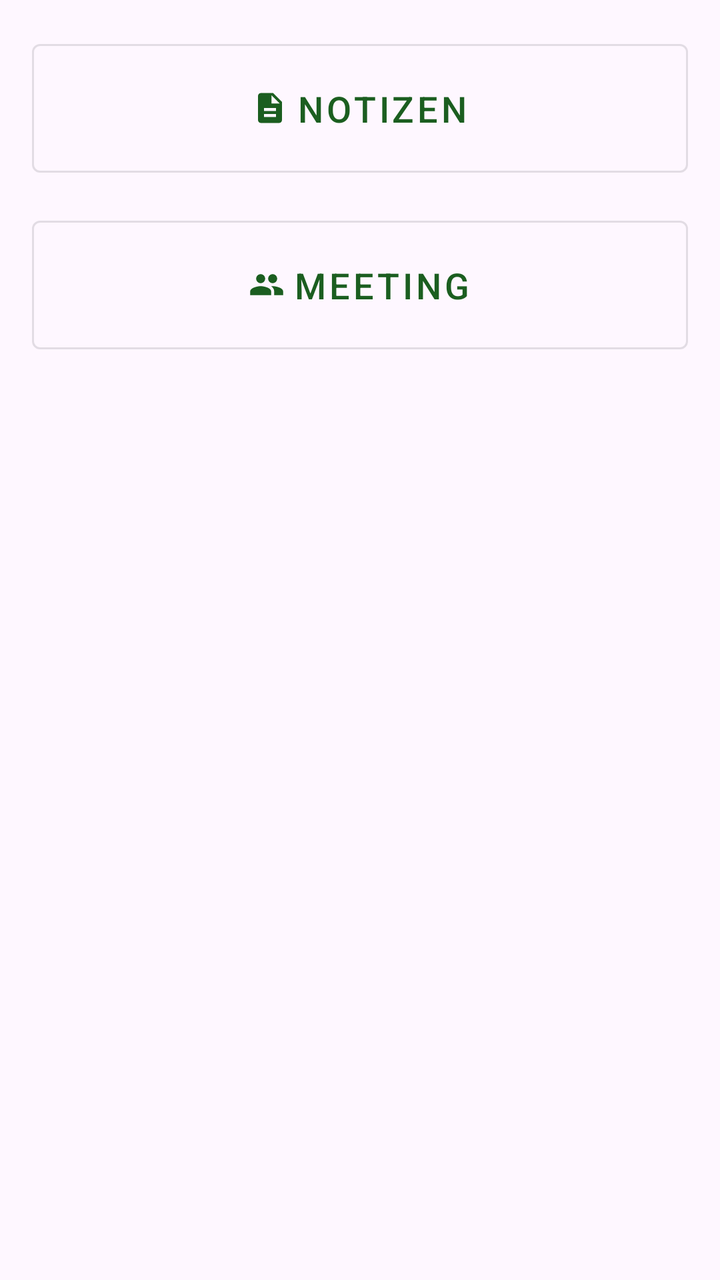
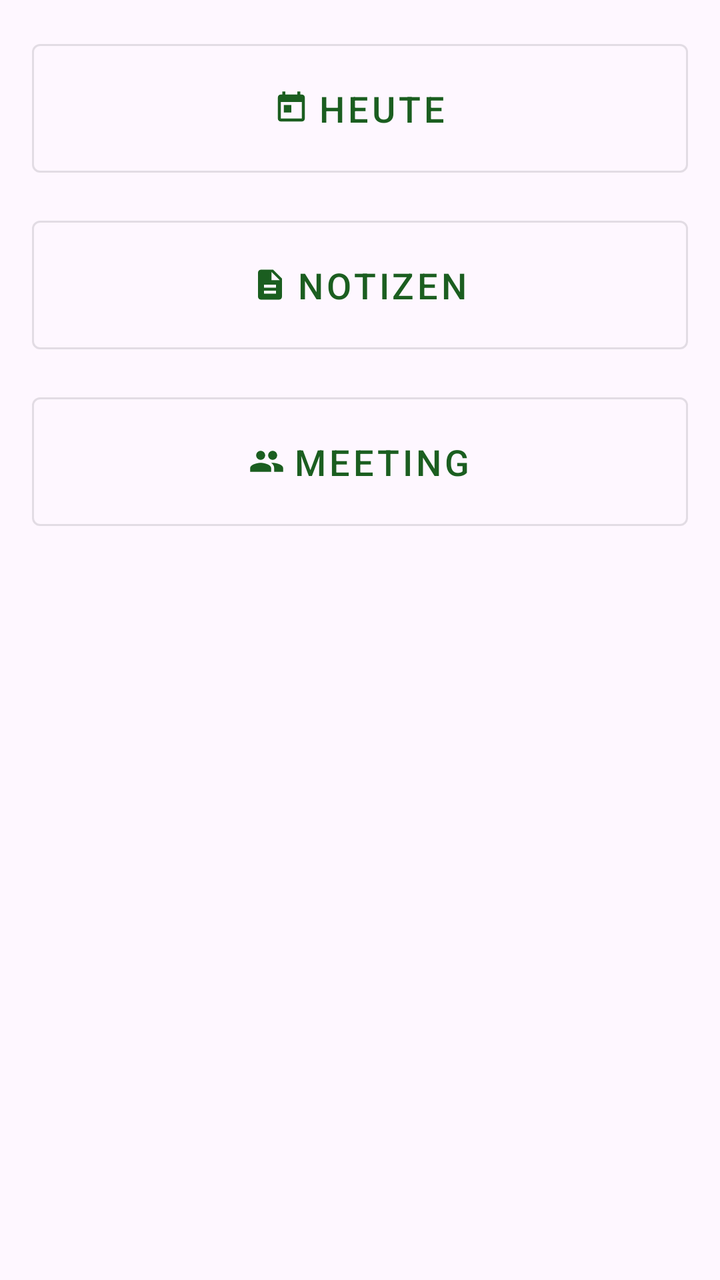

Two renders of the same Android screen: before a commit and after it. Below are the layout's source before the change and the commit's diff.
<!-- AndroidManifest.xml: application theme Theme.Groundwork -->
<!-- res/layout/fragment_more.xml -->
<?xml version="1.0" encoding="utf-8"?>
<LinearLayout xmlns:android="http://schemas.android.com/apk/res/android"
    xmlns:app="http://schemas.android.com/apk/res-auto"
    android:layout_width="match_parent"
    android:layout_height="match_parent"
    android:orientation="vertical"
    android:padding="16dp">

    <com.google.android.material.button.MaterialButton
        android:id="@+id/btn_notizen"
        android:layout_width="match_parent"
        android:layout_height="wrap_content"
        android:layout_marginBottom="12dp"
        android:padding="20dp"
        android:textSize="18sp"
        android:text="@string/nav_notiz"
        app:icon="@drawable/ic_nav_notiz"
        app:iconGravity="textStart"
        style="@style/Widget.MaterialComponents.Button.OutlinedButton" />

    <com.google.android.material.button.MaterialButton
        android:id="@+id/btn_meeting"
        android:layout_width="match_parent"
        android:layout_height="wrap_content"
        android:padding="20dp"
        android:textSize="18sp"
        android:text="@string/nav_meeting"
        app:icon="@drawable/ic_nav_meeting"
        app:iconGravity="textStart"
        style="@style/Widget.MaterialComponents.Button.OutlinedButton" />

</LinearLayout>
<!-- resources referenced by this layout -->
<resources>
  <!-- drawable ic_nav_meeting (drawable) -->
  <?xml version="1.0" encoding="utf-8"?>
  <vector xmlns:android="http://schemas.android.com/apk/res/android"
      android:width="24dp"
      android:height="24dp"
      android:viewportWidth="24"
      android:viewportHeight="24">
      <path
          android:fillColor="?attr/colorControlNormal"
          android:pathData="M16,11c1.66,0 2.99,-1.34 2.99,-3S17.66,5 16,5c-1.66,0 -3,1.34 -3,3s1.34,3 3,3zM8,11c1.66,0 2.99,-1.34 2.99,-3S9.66,5 8,5C6.34,5 5,6.34 5,8s1.34,3 3,3zM8,13c-2.33,0 -7,1.17 -7,3.5L1,19h14v-2.5C15,14.17 10.33,13 8,13zM16,13c-0.29,0 -0.62,0.02 -0.97,0.05 1.16,0.84 1.97,1.97 1.97,3.45L17,19h6v-2.5C23,14.17 18.33,13 16,13z" />
  </vector>
  <!-- drawable ic_nav_notiz (drawable) -->
  <?xml version="1.0" encoding="utf-8"?>
  <vector xmlns:android="http://schemas.android.com/apk/res/android"
      android:width="24dp"
      android:height="24dp"
      android:viewportWidth="24"
      android:viewportHeight="24">
      <path
          android:fillColor="?attr/colorControlNormal"
          android:pathData="M14,2H6c-1.1,0 -2,0.9 -2,2v16c0,1.1 0.9,2 2,2h12c1.1,0 2,-0.9 2,-2V8l-6,-6zM16,18H8v-2h8v2zM16,14H8v-2h8v2zM13,9V3.5L18.5,9H13z" />
  </vector>
  <string name="nav_meeting">Meeting</string>
  <string name="nav_notiz">Notizen</string>
  <style name="Theme.Groundwork" parent="Theme.Material3.Light.NoActionBar">
          <item name="colorPrimary">@color/colorPrimary</item>
          <item name="colorPrimaryDark">@color/colorPrimaryDark</item>
          <item name="colorAccent">@color/colorAccent</item>
      </style>
  <color name="colorPrimary">#1B5E20</color>
  <color name="colorPrimaryDark">#003300</color>
  <color name="colorAccent">#A5D6A7</color>
</resources>

<!-- the commit's change to res/layout/fragment_more.xml (unified diff, before → after) -->
@@ -5,6 +5,18 @@
     android:layout_height="match_parent"
     android:orientation="vertical"
     android:padding="16dp">
+
+    <com.google.android.material.button.MaterialButton
+        android:id="@+id/btn_today"
+        android:layout_width="match_parent"
+        android:layout_height="wrap_content"
+        android:layout_marginBottom="12dp"
+        android:padding="20dp"
+        android:textSize="18sp"
+        android:text="@string/nav_today"
+        app:icon="@drawable/ic_nav_today"
+        app:iconGravity="textStart"
+        style="@style/Widget.MaterialComponents.Button.OutlinedButton" />
 
     <com.google.android.material.button.MaterialButton
         android:id="@+id/btn_notizen"
<!-- resource entries referenced after the edit -->
@@ -22,8 +22,20 @@
           android:fillColor="?attr/colorControlNormal"
           android:pathData="M14,2H6c-1.1,0 -2,0.9 -2,2v16c0,1.1 0.9,2 2,2h12c1.1,0 2,-0.9 2,-2V8l-6,-6zM16,18H8v-2h8v2zM16,14H8v-2h8v2zM13,9V3.5L18.5,9H13z" />
   </vector>
+  <!-- drawable ic_nav_today (drawable) -->
+  <?xml version="1.0" encoding="utf-8"?>
+  <vector xmlns:android="http://schemas.android.com/apk/res/android"
+      android:width="24dp"
+      android:height="24dp"
+      android:viewportWidth="24"
+      android:viewportHeight="24">
+      <path
+          android:fillColor="?attr/colorControlNormal"
+          android:pathData="M19,3h-1V1h-2v2H8V1H6v2H5c-1.11,0 -1.99,0.9 -1.99,2L3,19c0,1.1 0.89,2 2,2h14c1.1,0 2,-0.9 2,-2L21,5c0,-1.1 -0.9,-2 -2,-2zM19,19L5,19L5,8h14v11zM7,10h5v5L7,15z" />
+  </vector>
   <string name="nav_meeting">Meeting</string>
   <string name="nav_notiz">Notizen</string>
+  <string name="nav_today">Heute</string>
   <style name="Theme.Groundwork" parent="Theme.Material3.Light.NoActionBar">
           <item name="colorPrimary">@color/colorPrimary</item>
           <item name="colorPrimaryDark">@color/colorPrimaryDark</item>
